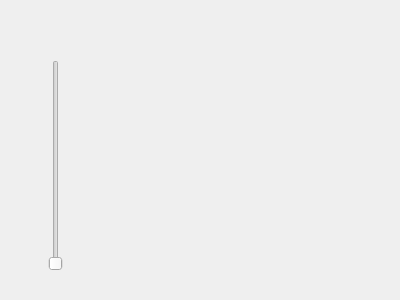
The window that Universal-Audio-Visualizer/Sources/slider.ui (lbrooney/Universal-Audio-Visualizer) describes before a commit, drawn with Qt 5.
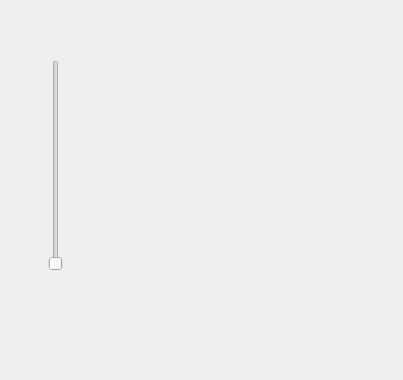
The same window after the commit.

Commit message: adding change volume slot

Patch:
```diff
--- a/Universal-Audio-Visualizer/Sources/slider.ui
+++ b/Universal-Audio-Visualizer/Sources/slider.ui
@@ -6,8 +6,8 @@
    <rect>
     <x>0</x>
     <y>0</y>
-    <width>400</width>
-    <height>300</height>
+    <width>403</width>
+    <height>380</height>
    </rect>
   </property>
   <property name="windowTitle">
```
The commit also changes 2 other files.
